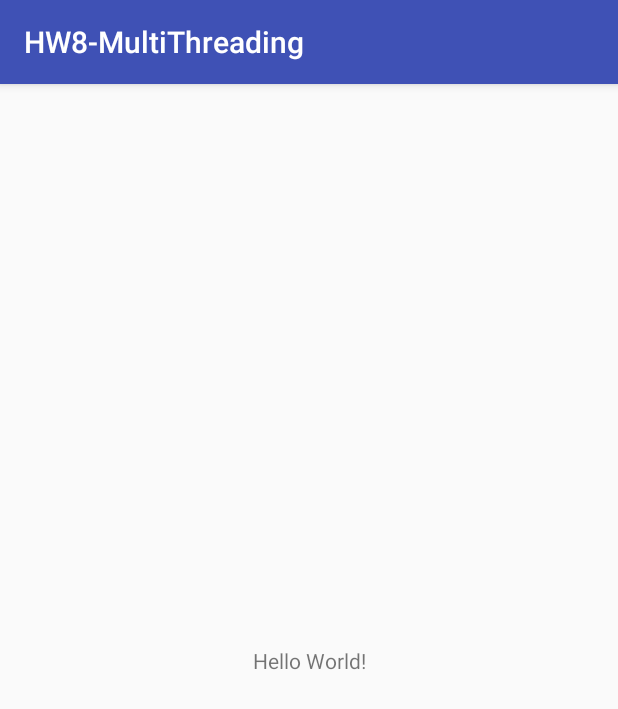
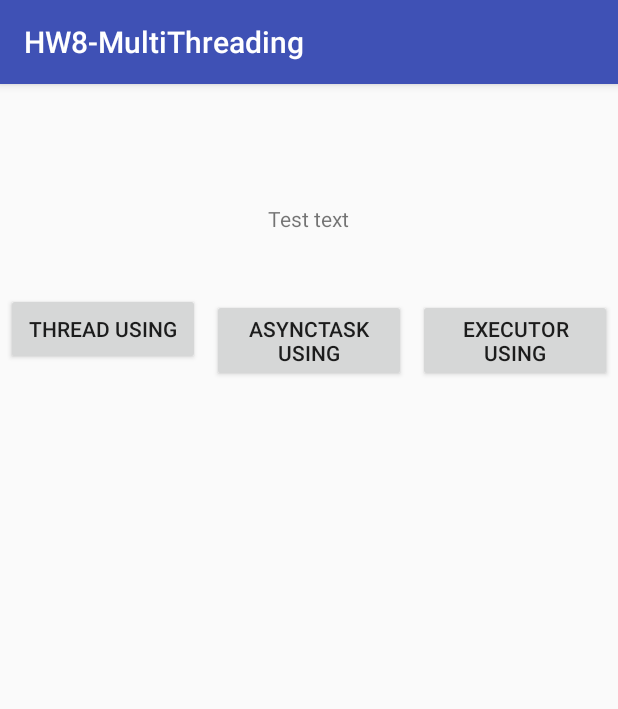
Before and after one commit to Aliaksei-Vasilkou/HW8-MultiThreading, an Android app: the screen it shows after launch (MainActivity), on a phone screen of 412 x 824 dp. Shown: the top 709 px of the screen. Run offline under Robolectric (Android 15) with nearby library versions, the phone set to English and light mode, and no system bars.

Commit message:
Thread ready

```diff
--- a/app/src/main/java/com/github/coyclab/hw8_multithreading/MainActivity.java
+++ b/app/src/main/java/com/github/coyclab/hw8_multithreading/MainActivity.java
@@ -1,13 +1,45 @@
 package com.github.coyclab.hw8_multithreading;
 
+import android.os.Bundle;
 import android.support.v7.app.AppCompatActivity;
-import android.os.Bundle;
+import android.view.View;
+import android.widget.Button;
+import android.widget.TextView;
 
 public class MainActivity extends AppCompatActivity {
+
+    TextView mTestText;
+    Button mBtnThreadUsing;
+    Button mBtnAsyncTaskUsing;
+    Button mBtnExecutorUsing;
 
     @Override
     protected void onCreate(final Bundle savedInstanceState) {
         super.onCreate(savedInstanceState);
         setContentView(R.layout.activity_main);
+
+        mTestText = (TextView) findViewById(R.id.text_view_test_text);
+        mBtnThreadUsing = (Button) findViewById(R.id.button_thread_using);
+        mBtnAsyncTaskUsing = (Button) findViewById(R.id.button_async_task_using);
+        mBtnExecutorUsing = (Button) findViewById(R.id.button_executor_using);
+
+        mBtnThreadUsing.setOnClickListener(new View.OnClickListener() {
+
+            @Override
+            public void onClick(final View pView) {
+                new Thread(new Runnable() {
+
+                    @Override
+                    public void run() {
+                        textChange("Threading");
+                    }
+                }).run();
+            }
+        });
+    }
+
+    void textChange(final String pMethodName) {
+        final String result = "Text was successfully changed using " + pMethodName;
+            mTestText.setText(result);
     }
 }
--- a/app/src/main/res/layout/activity_main.xml
+++ b/app/src/main/res/layout/activity_main.xml
@@ -1,19 +1,49 @@
 <?xml version="1.0" encoding="utf-8"?>
-<android.support.constraint.ConstraintLayout
+<RelativeLayout
     xmlns:android="http://schemas.android.com/apk/res/android"
     xmlns:tools="http://schemas.android.com/tools"
-    xmlns:app="http://schemas.android.com/apk/res-auto"
     android:layout_width="match_parent"
     android:layout_height="match_parent"
     tools:context="com.github.coyclab.hw8_multithreading.MainActivity">
 
     <TextView
+        android:id="@+id/text_view_test_text"
         android:layout_width="wrap_content"
         android:layout_height="wrap_content"
-        android:text="Hello World!"
-        app:layout_constraintBottom_toBottomOf="parent"
-        app:layout_constraintLeft_toLeftOf="parent"
-        app:layout_constraintRight_toRightOf="parent"
-        app:layout_constraintTop_toTopOf="parent" />
+        android:text="@string/text_view_test_text"
+        android:layout_centerHorizontal="true"
+        android:layout_marginTop="80dp"
+        android:layout_marginBottom="36dp"/>
 
-</android.support.constraint.ConstraintLayout>
+    <LinearLayout
+        android:layout_width="match_parent"
+        android:layout_height="wrap_content"
+        android:layout_below="@id/text_view_test_text">
+
+        <Button
+            android:id="@+id/button_thread_using"
+            android:layout_width="0dp"
+            android:layout_weight="1"
+            android:text="@string/button_thread_using_text"
+            android:layout_margin="4dp"
+            android:layout_height="wrap_content"/>
+
+        <Button
+            android:id="@+id/button_async_task_using"
+            android:layout_width="0dp"
+            android:layout_weight="1"
+            android:text="@string/button_asynctask_using_text"
+            android:layout_margin="4dp"
+            android:layout_height="wrap_content"/>
+
+        <Button
+            android:id="@+id/button_executor_using"
+            android:layout_width="0dp"
+            android:layout_weight="1"
+            android:text="@string/button_executor_using_text"
+            android:layout_margin="4dp"
+            android:layout_height="wrap_content"/>
+
+    </LinearLayout>
+
+</RelativeLayout>
--- a/app/src/main/res/values/strings.xml
+++ b/app/src/main/res/values/strings.xml
@@ -1,3 +1,7 @@
 <resources>
     <string name="app_name">HW8-MultiThreading</string>
+    <string name="text_view_test_text">Test text</string>
+    <string name="button_thread_using_text">Thread using</string>
+    <string name="button_asynctask_using_text">AsyncTask using</string>
+    <string name="button_executor_using_text">Executor using</string>
 </resources>
```
